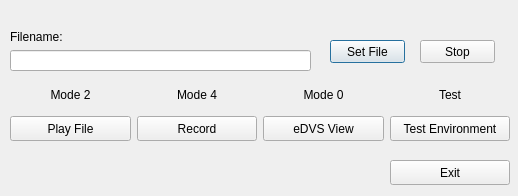
The window that guistartup.ui (burnfx/rqt) describes before a commit, drawn with Qt 5.
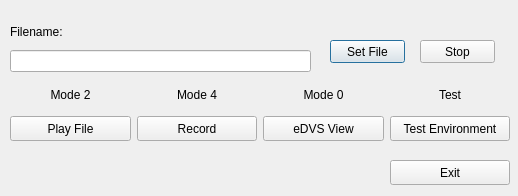
The same window after the commit.

The edit to the form file:
```diff
--- a/guistartup.ui
+++ b/guistartup.ui
@@ -153,9 +153,9 @@
    <property name="geometry">
     <rect>
      <x>10</x>
-     <y>30</y>
+     <y>20</y>
      <width>301</width>
-     <height>41</height>
+     <height>52</height>
     </rect>
    </property>
    <layout class="QVBoxLayout" name="verticalLayout">
```
